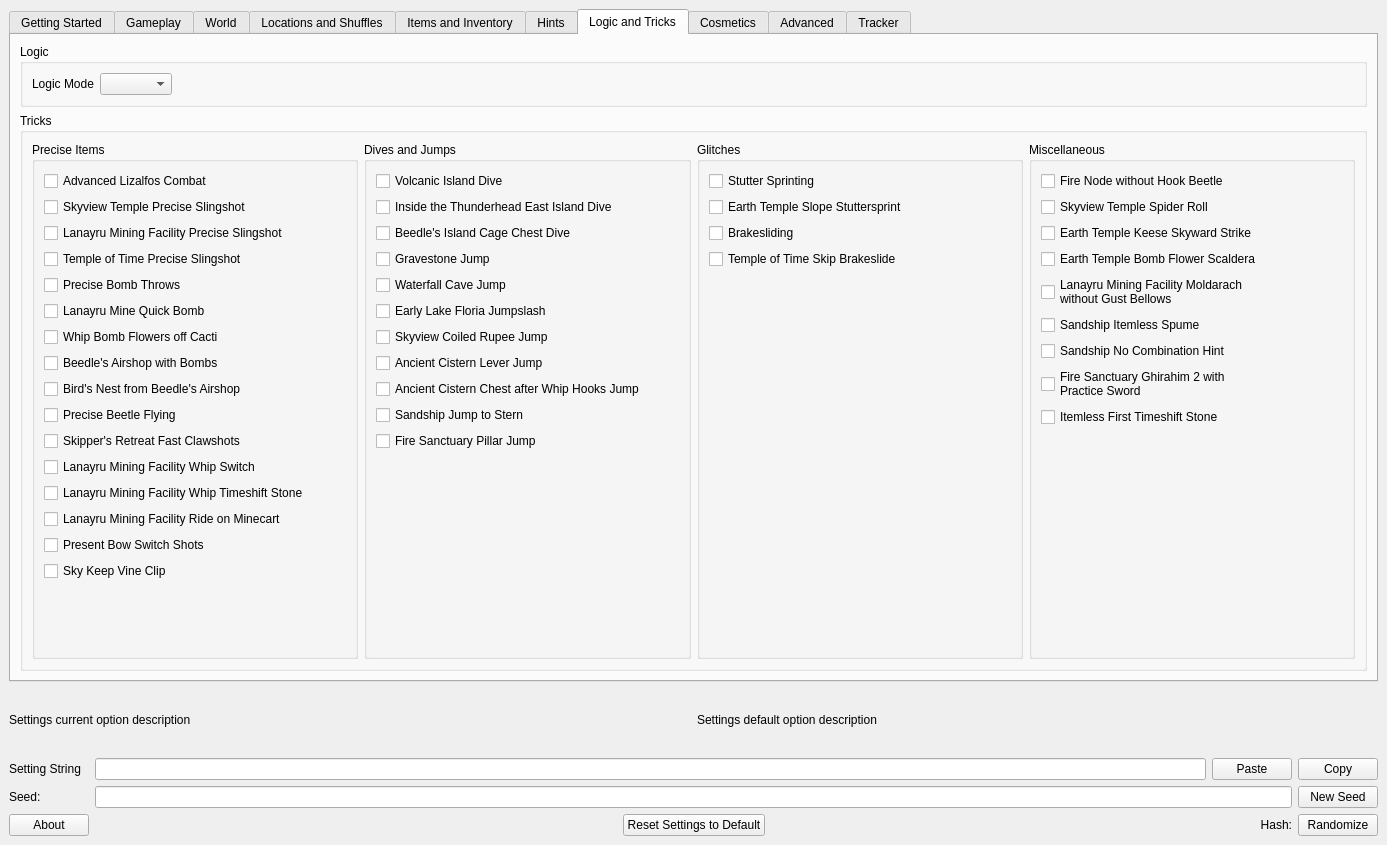
Qt form gui/ui/main.ui (mint-choc-chip-skyblade/sshd-rando) before a commit.
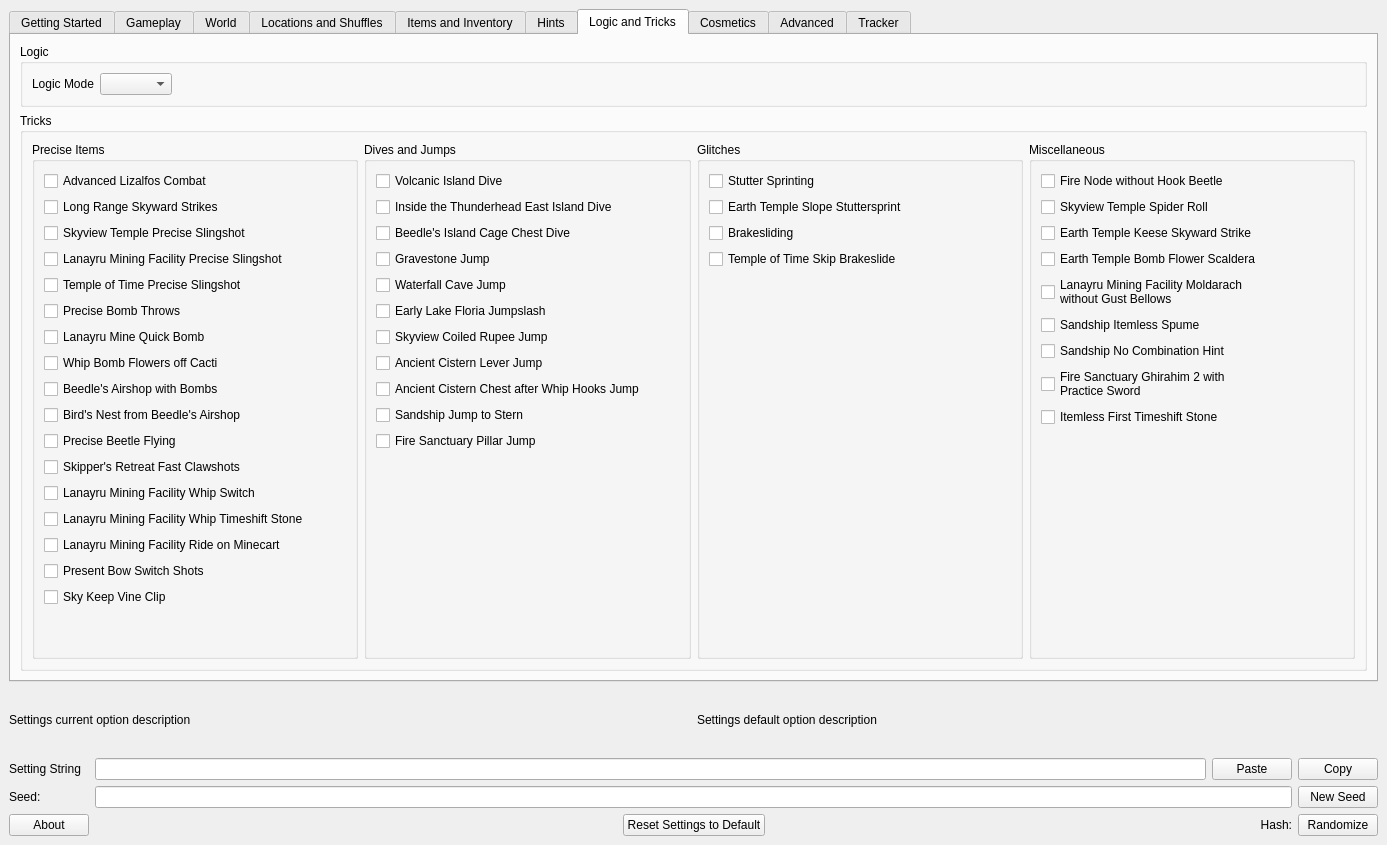
The same form after that commit. The open tabs and pages were chosen to show the change. Custom widgets are drawn as their Qt base class.

Commit message: Add long range skyward strike trick

What changed in the file:
```diff
--- a/gui/ui/main.ui
+++ b/gui/ui/main.ui
@@ -2635,6 +2635,13 @@
                 </property>
                </widget>
               </item>
+              <item>
+               <widget class="RandoTriStateCheckBox" name="setting_logic_long_ranged_skyward_strikes">
+                <property name="text">
+                 <string>Long Range Skyward Strikes</string>
+                </property>
+               </widget>
+              </item>
               <item>
                <widget class="RandoTriStateCheckBox" name="setting_logic_skyview_precise_slingshot">
                 <property name="text">
```
Left out of the diff: 2 changed lines with no effect on the pictures. The commit also changes 3 other files.
